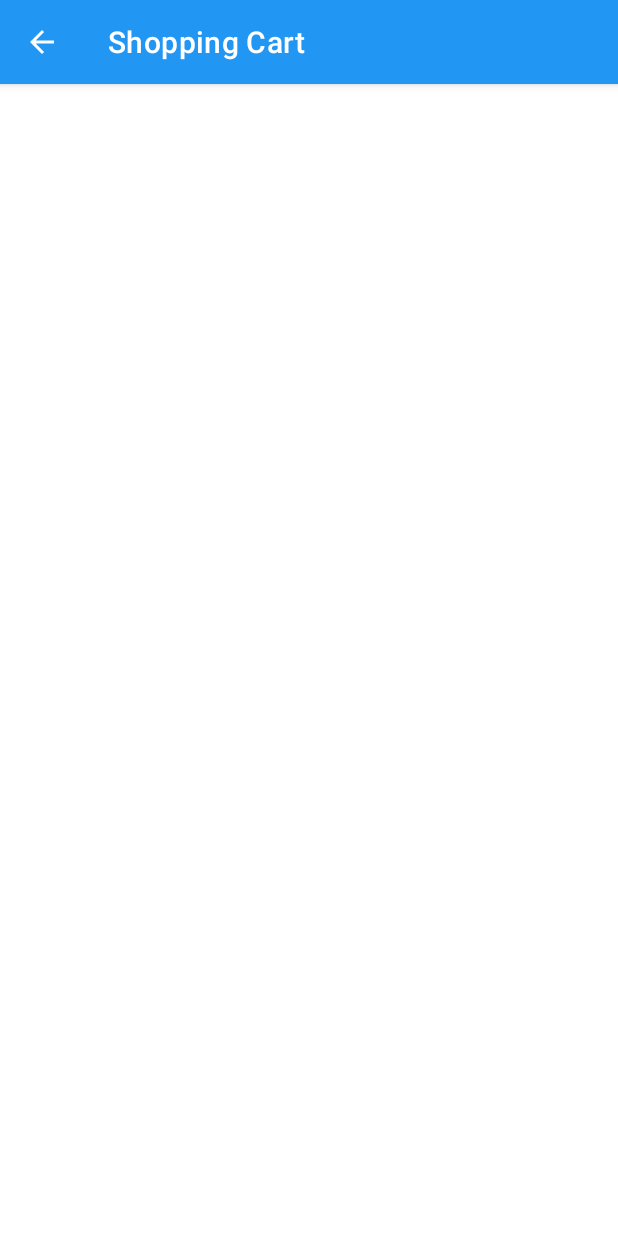
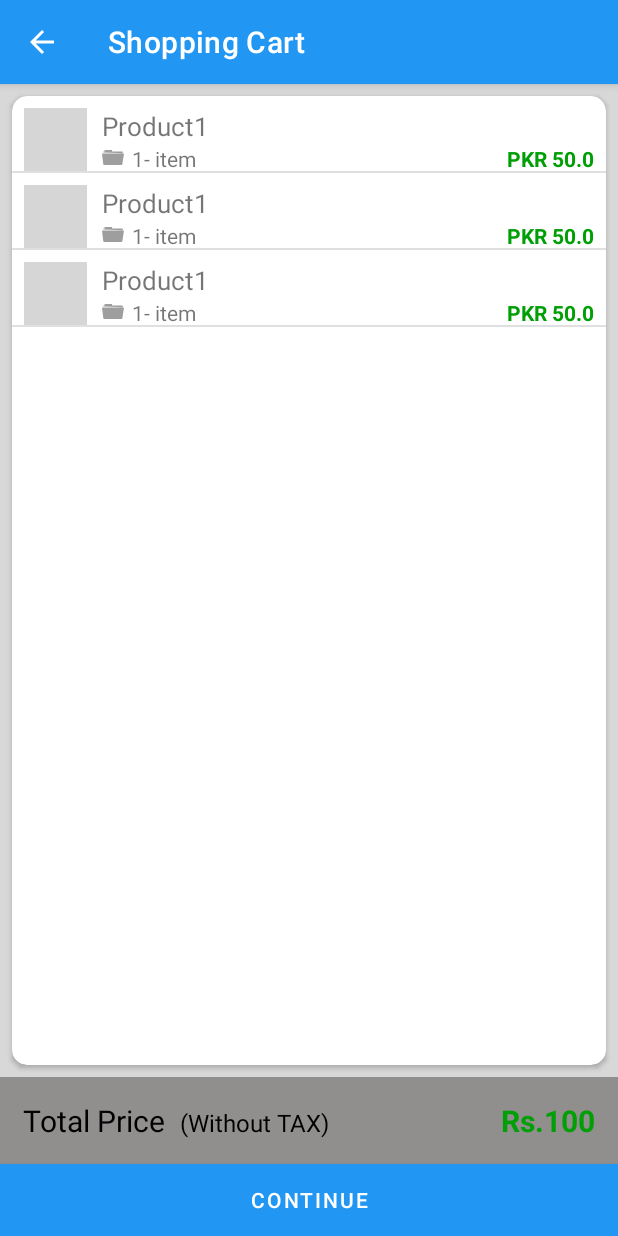
Before and after one commit to swayam228/WeDoKart, an Android app: the CartActivity screen opened directly, with no data from a screen before it, on a phone screen of 412 x 824 dp. Run offline under Robolectric (Android 15) with nearby library versions, the phone set to English and light mode, and no system bars; network calls fail; pictures from the network do not load; grey boxes are pictures that could not be loaded.

Commit message:
fully added cart layout

```diff
--- a/app/src/main/java/com/example/wedokart/activity/CartActivity.java
+++ b/app/src/main/java/com/example/wedokart/activity/CartActivity.java
@@ -1,20 +1,44 @@
 package com.example.wedokart.activity;
 
 import androidx.appcompat.app.AppCompatActivity;
+import androidx.recyclerview.widget.DividerItemDecoration;
+import androidx.recyclerview.widget.LinearLayoutManager;
 
 import android.os.Bundle;
 
 import com.example.wedokart.R;
+import com.example.wedokart.adapters.CartAdapter;
 import com.example.wedokart.databinding.ActivityCartBinding;
+import com.example.wedokart.model.Product;
+
+import java.util.ArrayList;
 
 public class CartActivity extends AppCompatActivity {
 
     ActivityCartBinding binding;
+    CartAdapter adapter;
+    ArrayList<Product> products;
+
     @Override
     protected void onCreate(Bundle savedInstanceState) {
         super.onCreate(savedInstanceState);
         binding= ActivityCartBinding.inflate(getLayoutInflater());
         setContentView(binding.getRoot());
+
+        products = new ArrayList<>();
+
+        products.add(new Product("Product1", "https://thebrandhopper.com/wp-content/uploads/2021/10/Product-Innovation.jpg", "321", 50.0, 50.0, 12, 1));
+        products.add(new Product("Product1", "https://thebrandhopper.com/wp-content/uploads/2021/10/Product-Innovation.jpg", "321", 50.0, 50.0, 12, 1));
+        products.add(new Product("Product1", "https://thebrandhopper.com/wp-content/uploads/2021/10/Product-Innovation.jpg", "321", 50.0, 5.0, 12, 1));
+
+
+        adapter = new CartAdapter(this, products);
+
+        LinearLayoutManager layoutManager= new LinearLayoutManager(this);
+        DividerItemDecoration itemDecoration = new DividerItemDecoration(this, layoutManager.getOrientation());
+        binding.cartList.setLayoutManager(layoutManager);
+        binding.cartList.addItemDecoration(itemDecoration);
+        binding.cartList.setAdapter(adapter);
 
         getSupportActionBar().setDisplayHomeAsUpEnabled(true);
     }
--- /dev/null
+++ b/app/src/main/java/com/example/wedokart/adapters/CartAdapter.java
@@ -0,0 +1,59 @@
+package com.example.wedokart.adapters;
+
+import android.content.Context;
+import android.view.LayoutInflater;
+import android.view.View;
+import android.view.ViewGroup;
+
+import androidx.annotation.NonNull;
+import androidx.recyclerview.widget.RecyclerView;
+
+import com.bumptech.glide.Glide;
+import com.example.wedokart.R;
+import com.example.wedokart.databinding.ItemCartBinding;
+import com.example.wedokart.model.Product;
+
+import java.util.ArrayList;
+
+public class CartAdapter extends RecyclerView.Adapter<CartAdapter.CartViewHolder> {
+
+    Context context;
+    ArrayList<Product> products ;
+
+    public CartAdapter(Context context, ArrayList<Product> products) {
+        this.context = context;
+        this.products = products;
+    }
+
+    @NonNull
+    @Override
+    public CartViewHolder onCreateViewHolder(@NonNull ViewGroup parent, int viewType) {
+        return new CartViewHolder(LayoutInflater.from(context).inflate(R.layout.item_cart, parent, false));
+    }
+
+    @Override
+    public void onBindViewHolder(@NonNull CartViewHolder holder, int position) {
+        Product product = products.get(position);
+        Glide.with(context)
+                .load(product.getImage())
+                .into(holder.binding.image);
+
+        holder.binding.name.setText(product.getName());
+        holder.binding.price.setText("PKR " + product.getPrice());
+
+    }
+
+    @Override
+    public int getItemCount() {
+        return products.size();
+    }
+
+    public class CartViewHolder extends RecyclerView.ViewHolder {
+
+        ItemCartBinding binding;
+        public CartViewHolder(@NonNull View itemView) {
+            super(itemView);
+            binding = ItemCartBinding.bind(itemView);
+        }
+    }
+}
--- a/app/src/main/java/com/example/wedokart/utils/Constants.java
+++ b/app/src/main/java/com/example/wedokart/utils/Constants.java
@@ -1,7 +1,7 @@
 package com.example.wedokart.utils;
 
 public class Constants {
-    public static String API_BASE_URL = "http://192.168.1.10/ecom";
+    public static String API_BASE_URL = "http://192.168.1.13/ecom";
     public static String GET_CATEGORIES_URL = API_BASE_URL + "/services/listCategory";
     public static String GET_PRODUCTS_URL = API_BASE_URL + "/services/listProduct";
     public static String GET_OFFERS_URL = API_BASE_URL + "/services/listFeaturedNews";
--- a/app/src/main/res/layout/activity_cart.xml
+++ b/app/src/main/res/layout/activity_cart.xml
@@ -4,6 +4,77 @@
     xmlns:tools="http://schemas.android.com/tools"
     android:layout_width="match_parent"
     android:layout_height="match_parent"
+    android:background="@color/MainActivityColor"
     tools:context=".activity.CartActivity">
 
+    <androidx.cardview.widget.CardView
+        android:layout_width="match_parent"
+        android:layout_height="0dp"
+        android:layout_marginStart="8dp"
+        android:layout_marginTop="8dp"
+        android:layout_marginEnd="8dp"
+        android:layout_marginBottom="8dp"
+        app:cardCornerRadius="10dp"
+        app:layout_constraintBottom_toTopOf="@+id/bottomPrice"
+        app:layout_constraintEnd_toEndOf="parent"
+        app:layout_constraintStart_toStartOf="parent"
+        app:layout_constraintTop_toTopOf="parent">
+
+        <androidx.recyclerview.widget.RecyclerView
+            android:id="@+id/cartList"
+            android:layout_width="match_parent"
+            android:layout_height="match_parent">
+
+        </androidx.recyclerview.widget.RecyclerView>
+    </androidx.cardview.widget.CardView>
+
+    <LinearLayout
+        android:id="@+id/bottomPrice"
+        android:layout_width="match_parent"
+        android:layout_height="wrap_content"
+        android:background="#918E8E"
+        android:orientation="horizontal"
+        android:padding="15dp"
+        app:layout_constraintBottom_toTopOf="@+id/continueBtn"
+        app:layout_constraintEnd_toEndOf="parent"
+        app:layout_constraintStart_toStartOf="parent">
+
+        <TextView
+            android:layout_width="wrap_content"
+            android:layout_height="wrap_content"
+            android:text="Total Price"
+            android:textColor="#000000"
+            android:textSize="20sp" />
+
+        <TextView
+            android:layout_width="wrap_content"
+            android:layout_height="wrap_content"
+            android:layout_marginLeft="10dp"
+            android:layout_weight="1"
+            android:text="(Without TAX)"
+            android:textColor="#000000"
+            android:textSize="16sp" />
+
+        <TextView
+            android:id="@+id/Subtotal"
+            android:layout_width="wrap_content"
+            android:layout_height="wrap_content"
+            android:layout_weight="1"
+            android:gravity="right"
+            android:text="Rs.100"
+            android:textColor="@color/MoneyGreen"
+            android:textSize="20sp"
+            android:textStyle="bold" />
+
+    </LinearLayout>
+
+    <Button
+        android:id="@+id/continueBtn"
+        android:layout_width="0dp"
+        android:layout_height="wrap_content"
+        android:background="@color/blue"
+        android:text="CONTINUE"
+        app:layout_constraintBottom_toBottomOf="parent"
+        app:layout_constraintEnd_toEndOf="parent"
+        app:layout_constraintStart_toStartOf="parent" />
 </androidx.constraintlayout.widget.ConstraintLayout>
--- a/app/src/main/res/layout/item_cart.xml
+++ b/app/src/main/res/layout/item_cart.xml
@@ -3,7 +3,7 @@
     xmlns:app="http://schemas.android.com/apk/res-auto"
     xmlns:tools="http://schemas.android.com/tools"
     android:layout_width="match_parent"
-    android:layout_height="match_parent">
+    android:layout_height="wrap_content">
 
     <LinearLayout
         android:layout_width="match_parent"
@@ -59,7 +59,7 @@
                     android:layout_weight="1"
                     android:gravity="right"
                     android:text="Rs.100"
-                    android:textColor="#10C317"
+                    android:textColor="@color/MoneyGreen"
                     android:textStyle="bold" />
 
             </LinearLayout>
--- a/app/src/main/res/values/colors.xml
+++ b/app/src/main/res/values/colors.xml
@@ -5,4 +5,5 @@
     <color name="blue">#2196F3</color>
     <color name="MainActivityColor">#D8D8D8</color>
     <color name="ProductActivity">#E3E1D9</color>
+    <color name="MoneyGreen">#009F06</color>
 </resources>
--- a/app/src/main/res/values/themes.xml
+++ b/app/src/main/res/values/themes.xml
@@ -1,6 +1,7 @@
 <resources xmlns:tools="http://schemas.android.com/tools">
     <!-- Base application theme. -->
     <style name="Base.Theme.WeDoKart" parent="Theme.Material3.DayNight.NoActionBar">
+        <item name="android:windowIsTranslucent">true</item>
         <!-- primary brand color -->
         <item name="colorPrimary">@color/blue</item>
         <item name="colorPrimaryVariant">@color/blue</item>
```
Also changed, not shown: app/src/main/java/com/example/wedokart/activity/Splash_Screen.java (line endings or trailing spaces).
